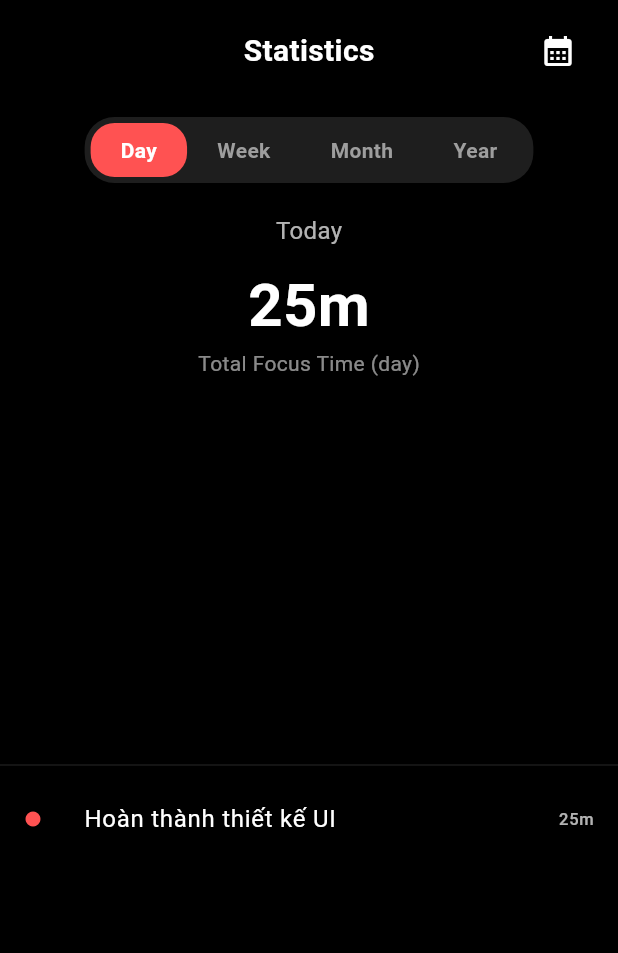
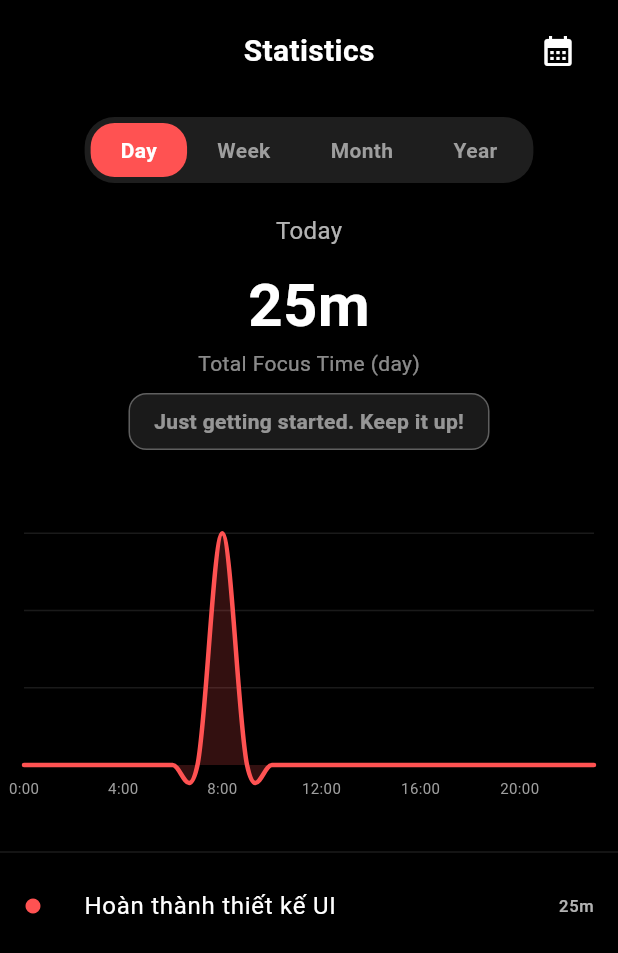
Before and after one commit to Yuki999-coder/Focus_to_do, a Flutter app: the StatsPage screen opened directly, on a phone screen of 412 x 824 dp. Shown: the top 953 px of the screen. Run offline on Flutter 3.47's test engine with Material 3 defaults, Android fonts, the light colour scheme and no system bars; drawn by our look-alikes of fl_chart; our stand-ins replace audioplayers, shared_preferences; accounts and stored records are empty.

Commit message:
add stats

```diff
--- a/lib/screens/stats_page.dart
+++ b/lib/screens/stats_page.dart
@@ -380,54 +380,28 @@ class _StatsPageState extends State<StatsPage> {
   }
 
   Widget _buildChart(Map<int, int> data) {
-    List<BarChartGroupData> barGroups = [];
+    List<FlSpot> spots = [];
     int maxVal = 1;
 
-    // Sort keys to ensure order
     final sortedKeys = data.keys.toList()..sort();
 
     for (var key in sortedKeys) {
       if (data[key]! > maxVal) maxVal = data[key]!;
-    }
-
-    for (var key in sortedKeys) {
-       barGroups.add(
-         BarChartGroupData(
-           x: key,
-           barRods: [
-             BarChartRodData(
-               toY: data[key]!.toDouble(),
-               color: Colors.redAccent,
-               width: (_selectedPeriod == StatPeriod.month || _selectedPeriod == StatPeriod.year) ? 8 : 12,
-               borderRadius: BorderRadius.circular(4),
-               backDrawRodData: BackgroundBarChartRodData(
-                 show: true,
-                 toY: maxVal.toDouble(),
-                 color: const Color(0xFF2C2C2C),
-               )
-             )
-           ],
-         )
-       );
+      spots.add(FlSpot(key.toDouble(), data[key]!.toDouble()));
     }
 
     return Container(
       height: 200,
       padding: const EdgeInsets.symmetric(horizontal: 16),
-      child: BarChart(
-        BarChartData(
-          alignment: BarChartAlignment.spaceAround,
-          maxY: maxVal.toDouble() * 1.1, // little buffer
-          barTouchData: BarTouchData(
-             touchTooltipData: BarTouchTooltipData(
-               getTooltipColor: (_) => Colors.grey[800]!,
-               getTooltipItem: (group, groupIndex, rod, rodIndex) {
-                 return BarTooltipItem(
-                   _formatDuration(rod.toY.toInt()),
-                   const TextStyle(color: Colors.white, fontWeight: FontWeight.bold),
-                 );
-               },
-             ),
+      child: LineChart(
+        LineChartData(
+          gridData: FlGridData(
+            show: true,
+            drawVerticalLine: false,
+            getDrawingHorizontalLine: (value) => const FlLine(
+              color: Colors.white10,
+              strokeWidth: 1,
+            ),
           ),
           titlesData: FlTitlesData(
             show: true,
@@ -437,6 +411,8 @@ class _StatsPageState extends State<StatsPage> {
             bottomTitles: AxisTitles(
               sideTitles: SideTitles(
                 showTitles: true,
+                reservedSize: 30,
+                interval: 1,
                 getTitlesWidget: (value, meta) {
                   final intVal = value.toInt();
                   String text = '';
@@ -460,9 +436,77 @@ class _StatsPageState extends State<StatsPage> {
               ),
             ),
           ),
-          gridData: const FlGridData(show: false),
           borderData: FlBorderData(show: false),
+          minX: sortedKeys.first.toDouble(),
+          maxX: sortedKeys.last.toDouble(),
+          minY: 0,
+          maxY: maxVal.toDouble() * 1.1,
+          lineBarsData: [
+            LineChartBarData(
+              spots: spots,
+              isCurved: true,
+              color: Colors.redAccent,
+              barWidth: 3,
+              isStrokeCapRound: true,
+              dotData: const FlDotData(show: false),
+              belowBarData: BarAreaData(
+                show: true,
+                color: Colors.redAccent.withOpacity(0.2),
+              ),
+            ),
+          ],
+           lineTouchData: LineTouchData(
+             touchTooltipData: LineTouchTooltipData(
+               getTooltipColor: (_) => Colors.grey[800]!,
+               getTooltipItems: (touchedSpots) {
+                 return touchedSpots.map((spot) {
+                   return LineTooltipItem(
+                     _formatDuration(spot.y.toInt()),
+                     const TextStyle(color: Colors.white, fontWeight: FontWeight.bold),
+                   );
+                 }).toList();
+               },
+             ),
+           ),
         ),
+      ),
+    );
+  }
+
+  Widget _buildEvaluation(int totalSeconds) {
+    String message;
+    Color color;
+
+    double dailyAverageSeconds = totalSeconds.toDouble();
+    if (_selectedPeriod == StatPeriod.week) dailyAverageSeconds /= 7;
+    if (_selectedPeriod == StatPeriod.month) dailyAverageSeconds /= 30;
+    if (_selectedPeriod == StatPeriod.year) dailyAverageSeconds /= 365;
+
+    if (dailyAverageSeconds < 1800) { // < 30 mins
+      message = "Just getting started. Keep it up!";
+      color = Colors.white54;
+    } else if (dailyAverageSeconds < 7200) { // < 2 hours
+      message = "Good progress! Consistent effort.";
+      color = Colors.lightBlueAccent;
+    } else if (dailyAverageSeconds < 14400) { // < 4 hours
+      message = "Great work! Very productive.";
+      color = Colors.greenAccent;
+    } else { // > 4 hours
+      message = "Outstanding! You are a focus master.";
+      color = Colors.redAccent;
+    }
+
+    return Container(
+      padding: const EdgeInsets.symmetric(horizontal: 16, vertical: 8),
+      margin: const EdgeInsets.only(bottom: 20),
+      decoration: BoxDecoration(
+        color: color.withOpacity(0.1),
+        borderRadius: BorderRadius.circular(12),
+        border: Border.all(color: color.withOpacity(0.3)),
+      ),
+      child: Text(
+        message,
+        style: TextStyle(color: color, fontWeight: FontWeight.w600),
       ),
     );
   }
@@ -527,7 +571,10 @@ class _StatsPageState extends State<StatsPage> {
                   style: const TextStyle(color: Colors.white54, fontSize: 14),
                 ),
 
-                const SizedBox(height: 30),
+                const SizedBox(height: 10),
+                _buildEvaluation(totalTime),
+
+                const SizedBox(height: 20),
 
                 // Chart
                 _buildChart(chartData),
```
